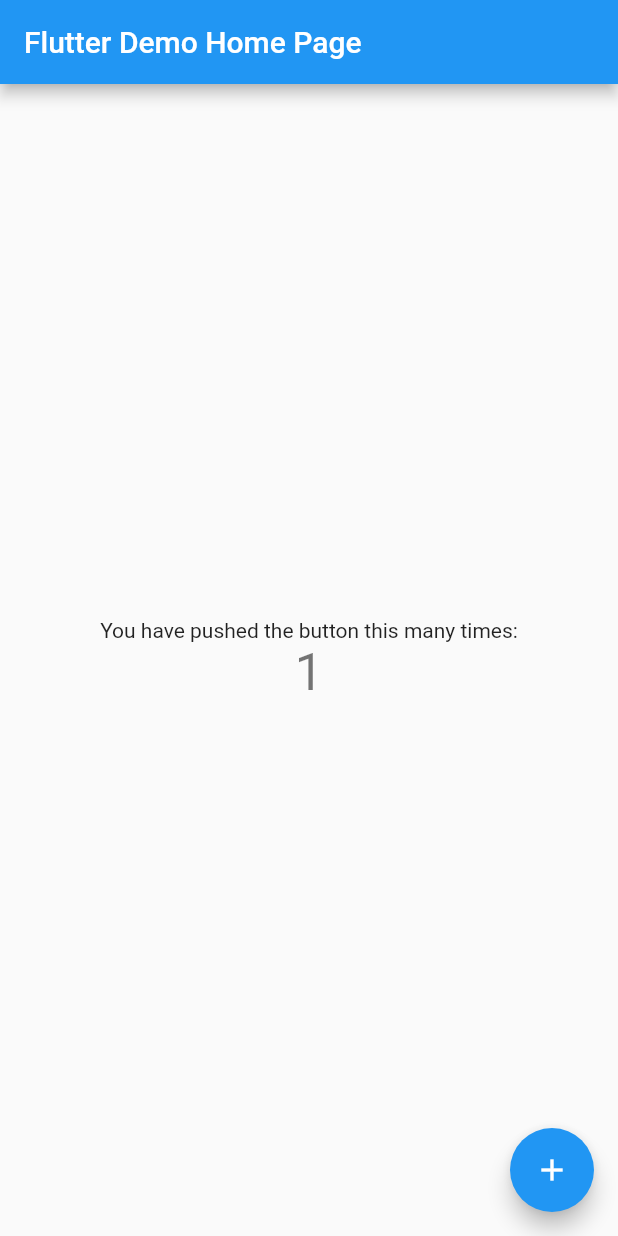
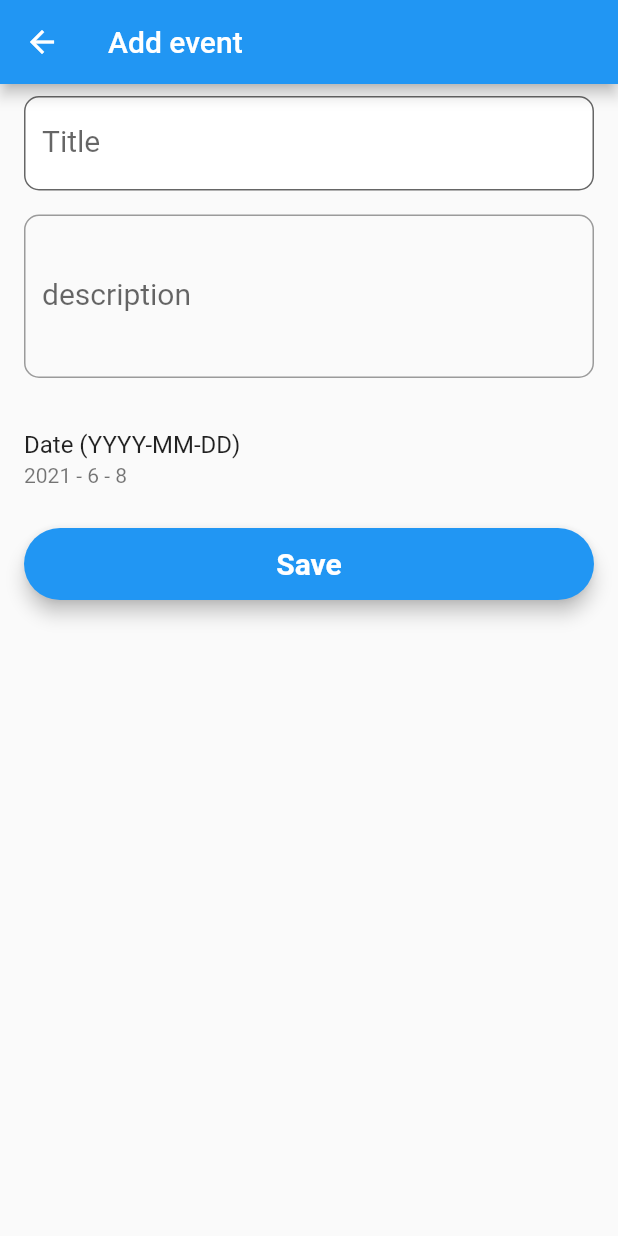
Before and after one commit to kai-wei-mo/felicity_hack, a Flutter app: the screen it shows after launch, after a tap on the "add" icon, on a phone screen of 412 x 824 dp. Run offline on Flutter 3.47's test engine with Material 2 defaults, Android fonts, the phone set to English and light mode, and no system bars; our stand-ins replace cloud_firestore, firebase_core, table_calendar; missing offline and left inert: firebase_helpers; accounts and stored records are empty; Roboto replaces fonts that are missing (Montserrat).

Commit message:
Add Firebase integration and calendar UI

```diff
--- a/lib/main.dart
+++ b/lib/main.dart
@@ -1,113 +1,155 @@
+import 'package:cloud_firestore/cloud_firestore.dart';
+import 'package:firebase_core/firebase_core.dart';
 import 'package:flutter/material.dart';
+import 'package:flutter_calendar/res/event_firestore_service.dart';
+import 'package:flutter_calendar/ui/pages/add_event.dart';
+import 'package:flutter_calendar/ui/pages/view_event.dart';
+import 'package:table_calendar/table_calendar.dart';
 
-void main() {
+import 'model/event.dart';
+
+Future<void> main() async {
+  WidgetsFlutterBinding.ensureInitialized();
+  await Firebase.initializeApp();
   runApp(MyApp());
 }
 
 class MyApp extends StatelessWidget {
-  // This widget is the root of your application.
   @override
   Widget build(BuildContext context) {
     return MaterialApp(
-      title: 'Flutter Demo',
+      title: 'Flutter Calendar',
       theme: ThemeData(
-        // This is the theme of your application.
-        //
-        // Try running your application with "flutter run". You'll see the
-        // application has a blue toolbar. Then, without quitting the app, try
-        // changing the primarySwatch below to Colors.green and then invoke
-        // "hot reload" (press "r" in the console where you ran "flutter run",
-        // or simply save your changes to "hot reload" in a Flutter IDE).
-        // Notice that the counter didn't reset back to zero; the application
-        // is not restarted.
         primarySwatch: Colors.blue,
       ),
-      home: MyHomePage(title: 'Flutter Demo Home Page'),
+      home: HomePage(),
+      routes: {
+        "add_event": (_) => AddEventPage(),
+      },
     );
   }
 }
 
-class MyHomePage extends StatefulWidget {
-  MyHomePage({Key? key, required this.title}) : super(key: key);
+class HomePage extends StatefulWidget {
+  @override
+  _HomePageState createState() => _HomePageState();
+}
 
-  // This widget is the home page of your application. It is stateful, meaning
-  // that it has a State object (defined below) that contains fields that affect
-  // how it looks.
-
-  // This class is the configuration for the state. It holds the values (in this
-  // case the title) provided by the parent (in this case the App widget) and
-  // used by the build method of the State. Fields in a Widget subclass are
-  // always marked "final".
-
-  final String title;
+class _HomePageState extends State<HomePage> {
+  CalendarController _controller;
+  Map<DateTime, List<dynamic>> _events;
+  List<dynamic> _selectedEvents;
 
   @override
-  _MyHomePageState createState() => _MyHomePageState();
+  void initState() {
+    super.initState();
+    _controller = CalendarController();
+    _events = {};
+    _selectedEvents = [];
   }
 
-class _MyHomePageState extends State<MyHomePage> {
-  int _counter = 0;
-
-  void _incrementCounter() {
-    setState(() {
-      // This call to setState tells the Flutter framework that something has
-      // changed in this State, which causes it to rerun the build method below
-      // so that the display can reflect the updated values. If we changed
-      // _counter without calling setState(), then the build method would not be
-      // called again, and so nothing would appear to happen.
-      _counter++;
+  Map<DateTime, List<dynamic>> _groupEvents(List<EventModel> allEvents) {
+    Map<DateTime, List<dynamic>> data = {};
+    allEvents.forEach((event) {
+      DateTime date = DateTime(
+          event.eventDate.year, event.eventDate.month, event.eventDate.day, 12);
+      if (data[date] == null) data[date] = [];
+      data[date].add(event);
     });
+    return data;
   }
 
   @override
   Widget build(BuildContext context) {
-    // This method is rerun every time setState is called, for instance as done
-    // by the _incrementCounter method above.
-    //
-    // The Flutter framework has been optimized to make rerunning build methods
-    // fast, so that you can just rebuild anything that needs updating rather
-    // than having to individually change instances of widgets.
     return Scaffold(
       appBar: AppBar(
-        // Here we take the value from the MyHomePage object that was created by
-        // the App.build method, and use it to set our appbar title.
-        title: Text(widget.title),
+        title: Text('Flutter Calendar'),
       ),
-      body: Center(
-        // Center is a layout widget. It takes a single child and positions it
-        // in the middle of the parent.
+      body: StreamBuilder<List<EventModel>>(
+          stream: eventDBS.streamList(),
+          builder: (context, snapshot) {
+            if (snapshot.hasData) {
+              List<EventModel> allEvents = snapshot.data;
+              if (allEvents.isNotEmpty) {
+                _events = _groupEvents(allEvents);
+              } else {
+                _events = {};
+                _selectedEvents = [];
+              }
+            }
+            return SingleChildScrollView(
               child: Column(
-          // Column is also a layout widget. It takes a list of children and
-          // arranges them vertically. By default, it sizes itself to fit its
-          // children horizontally, and tries to be as tall as its parent.
-          //
-          // Invoke "debug painting" (press "p" in the console, choose the
-          // "Toggle Debug Paint" action from the Flutter Inspector in Android
-          // Studio, or the "Toggle Debug Paint" command in Visual Studio Code)
-          // to see the wireframe for each widget.
-          //
-          // Column has various properties to control how it sizes itself and
-          // how it positions its children. Here we use mainAxisAlignment to
-          // center the children vertically; the main axis here is the vertical
-          // axis because Columns are vertical (the cross axis would be
-          // horizontal).
-          mainAxisAlignment: MainAxisAlignment.center,
+                crossAxisAlignment: CrossAxisAlignment.start,
                 children: <Widget>[
-            Text(
-              'You have pushed the button this many times:',
+                  TableCalendar(
+                    events: _events,
+                    initialCalendarFormat: CalendarFormat.week,
+                    calendarStyle: CalendarStyle(
+                        canEventMarkersOverflow: true,
+                        todayColor: Colors.orange,
+                        selectedColor: Theme.of(context).primaryColor,
+                        todayStyle: TextStyle(
+                            fontWeight: FontWeight.bold,
+                            fontSize: 18.0,
+                            color: Colors.white)),
+                    headerStyle: HeaderStyle(
+                      centerHeaderTitle: true,
+                      formatButtonDecoration: BoxDecoration(
+                        color: Colors.orange,
+                        borderRadius: BorderRadius.circular(20.0),
                       ),
-            Text(
-              '$_counter',
-              style: Theme.of(context).textTheme.headline4,
+                      formatButtonTextStyle: TextStyle(color: Colors.white),
+                      formatButtonShowsNext: false,
                     ),
+                    startingDayOfWeek: StartingDayOfWeek.monday,
+                    onDaySelected: (date, events) {
+                      setState(() {
+                        _selectedEvents = events;
+                      });
+                    },
+                    builders: CalendarBuilders(
+                      selectedDayBuilder: (context, date, events) => Container(
+                          margin: const EdgeInsets.all(4.0),
+                          alignment: Alignment.center,
+                          decoration: BoxDecoration(
+                              color: Theme.of(context).primaryColor,
+                              borderRadius: BorderRadius.circular(10.0)),
+                          child: Text(
+                            date.day.toString(),
+                            style: TextStyle(color: Colors.white),
+                          )),
+                      todayDayBuilder: (context, date, events) => Container(
+                          margin: const EdgeInsets.all(4.0),
+                          alignment: Alignment.center,
+                          decoration: BoxDecoration(
+                              color: Colors.orange,
+                              borderRadius: BorderRadius.circular(10.0)),
+                          child: Text(
+                            date.day.toString(),
+                            style: TextStyle(color: Colors.white),
+                          )),
+                    ),
+                    calendarController: _controller,
+                  ),
+                  ..._selectedEvents.map((event) => ListTile(
+                        title: Text(event.title),
+                        onTap: () {
+                          Navigator.push(
+                              context,
+                              MaterialPageRoute(
+                                  builder: (_) => EventDetailsPage(
+                                        event: event,
+                                      )));
+                        },
+                      )),
                 ],
               ),
+            );
+          }),
+      floatingActionButton: FloatingActionButton(
+        child: Icon(Icons.add),
+        onPressed: () => Navigator.pushNamed(context, 'add_event'),
       ),
-      floatingActionButton: FloatingActionButton(
-        onPressed: _incrementCounter,
-        tooltip: 'Increment',
-        child: Icon(Icons.add),
-      ), // This trailing comma makes auto-formatting nicer for build methods.
     );
   }
 }
--- /dev/null
+++ b/lib/model/event.dart
@@ -0,0 +1,36 @@
+import 'package:firebase_helpers/firebase_helpers.dart';
+
+class EventModel extends DatabaseItem{
+  final String id;
+  final String title;
+  final String description;
+  final DateTime eventDate;
+
+  EventModel({this.id,this.title, this.description, this.eventDate}):super(id);
+
+  factory EventModel.fromMap(Map data) {
+    return EventModel(
+      title: data['title'],
+      description: data['description'],
+      eventDate: data['event_date'],
+    );
+  }
+
+  factory EventModel.fromDS(String id, Map<String,dynamic> data) {
+    return EventModel(
+      id: id,
+      title: data['title'],
+      description: data['description'],
+      eventDate: data['event_date'].toDate(),
+    );
+  }
+
+  Map<String,dynamic> toMap() {
+    return {
+      "title":title,
+      "description": description,
+      "event_date":eventDate,
+      "id":id,
+    };
+  }
+}
--- /dev/null
+++ b/lib/res/event_firestore_service.dart
@@ -0,0 +1,4 @@
+import 'package:firebase_helpers/firebase_helpers.dart';
+import '../model/event.dart';
+
+DatabaseService<EventModel> eventDBS = DatabaseService<EventModel>("events",fromDS: (id,data) => EventModel.fromDS(id, data), toMap:(event) => event.toMap());
--- /dev/null
+++ b/lib/ui/pages/add_event.dart
@@ -0,0 +1,150 @@
+import 'package:flutter_calendar/model/event.dart';
+import 'package:flutter/material.dart';
+import 'package:flutter_calendar/res/event_firestore_service.dart';
+
+class AddEventPage extends StatefulWidget {
+  final EventModel note;
+
+  const AddEventPage({Key key, this.note}) : super(key: key);
+
+  @override
+  _AddEventPageState createState() => _AddEventPageState();
+}
+
+class _AddEventPageState extends State<AddEventPage> {
+  TextStyle style = TextStyle(fontFamily: 'Montserrat', fontSize: 20.0);
+  TextEditingController _title;
+  TextEditingController _description;
+  DateTime _eventDate;
+  final _formKey = GlobalKey<FormState>();
+  final _key = GlobalKey<ScaffoldState>();
+  bool processing;
+
+  @override
+  void initState() {
+    super.initState();
+    _title = TextEditingController(
+        text: widget.note != null ? widget.note.title : "");
+    _description = TextEditingController(
+        text: widget.note != null ? widget.note.description : "");
+    _eventDate = DateTime.now();
+    processing = false;
+  }
+
+  @override
+  Widget build(BuildContext context) {
+    return Scaffold(
+      appBar: AppBar(
+        title: Text(widget.note != null ? "Edit Event" : "Add event"),
+      ),
+      key: _key,
+      body: Form(
+        key: _formKey,
+        child: Container(
+          alignment: Alignment.center,
+          child: ListView(
+            children: <Widget>[
+              Padding(
+                padding:
+                    const EdgeInsets.symmetric(horizontal: 16.0, vertical: 8.0),
+                child: TextFormField(
+                  controller: _title,
+                  validator: (value) =>
+                      (value.isEmpty) ? "Please Enter title" : null,
+                  style: style,
+                  decoration: InputDecoration(
+                      labelText: "Title",
+                      filled: true,
+                      fillColor: Colors.white,
+                      border: OutlineInputBorder(
+                          borderRadius: BorderRadius.circular(10))),
+                ),
+              ),
+              Padding(
+                padding:
+                    const EdgeInsets.symmetric(horizontal: 16.0, vertical: 8.0),
+                child: TextFormField(
+                  controller: _description,
+                  minLines: 3,
+                  maxLines: 5,
+                  validator: (value) =>
+                      (value.isEmpty) ? "Please Enter description" : null,
+                  style: style,
+                  decoration: InputDecoration(
+                      labelText: "description",
+                      border: OutlineInputBorder(
+                          borderRadius: BorderRadius.circular(10))),
+                ),
+              ),
+              const SizedBox(height: 10.0),
+              ListTile(
+                title: Text("Date (YYYY-MM-DD)"),
+                subtitle: Text(
+                    "${_eventDate.year} - ${_eventDate.month} - ${_eventDate.day}"),
+                onTap: () async {
+                  DateTime picked = await showDatePicker(
+                      context: context,
+                      initialDate: _eventDate,
+                      firstDate: DateTime(_eventDate.year - 5),
+                      lastDate: DateTime(_eventDate.year + 5));
+                  if (picked != null) {
+                    setState(() {
+                      _eventDate = picked;
+                    });
+                  }
+                },
+              ),
+              SizedBox(height: 10.0),
+              processing
+                  ? Center(child: CircularProgressIndicator())
+                  : Padding(
+                      padding: const EdgeInsets.symmetric(horizontal: 16.0),
+                      child: Material(
+                        elevation: 5.0,
+                        borderRadius: BorderRadius.circular(30.0),
+                        color: Theme.of(context).primaryColor,
+                        child: MaterialButton(
+                          onPressed: () async {
+                            if (_formKey.currentState.validate()) {
+                              setState(() {
+                                processing = true;
+                              });
+                              final data = {
+                                "title": _title.text,
+                                "description": _description.text,
+                                "event_date": widget.note.eventDate
+                              };
+                              if (widget.note != null) {
+                                await eventDBS.updateData(widget.note.id, data);
+                              } else {
+                                await eventDBS.create(data);
+                              }
+                              Navigator.pop(context);
+                              setState(() {
+                                processing = false;
+                              });
+                            }
+                          },
+                          child: Text(
+                            "Save",
+                            style: style.copyWith(
+                                color: Colors.white,
+                                fontWeight: FontWeight.bold),
+                          ),
+                        ),
+                      ),
+                    ),
+            ],
+          ),
+        ),
+      ),
+    );
+  }
+
+  @override
+  void dispose() {
+    _title.dispose();
+    _description.dispose();
+    super.dispose();
+  }
+}
--- /dev/null
+++ b/lib/ui/pages/view_event.dart
@@ -0,0 +1,28 @@
+import 'package:flutter/material.dart';
+import 'package:flutter_calendar/model/event.dart';
+
+class EventDetailsPage extends StatelessWidget {
+  final EventModel event;
+
+  const EventDetailsPage({Key key, this.event}) : super(key: key);
+
+  @override
+  Widget build(BuildContext context){
+    return Scaffold(
+      appBar: AppBar(
+        title: Text('Event details'),
+      ),
+      body: SingleChildScrollView(
+        padding: const EdgeInsets.all(16.0),
+        child: Column(
+          crossAxisAlignment: CrossAxisAlignment.start,
+          children: <Widget>[
+            Text(event.title, style: Theme.of(context).textTheme.display1,),
+            SizedBox(height: 20.0),
+            Text(event.description)
+          ],
+        ),
+      ),
+    );
+  }
+}
```
Also changed, not shown: pubspec.yaml (+9 -18 lines), pubspec.lock, 34 other files. Lines whose indentation alone changed are shown as unchanged.
